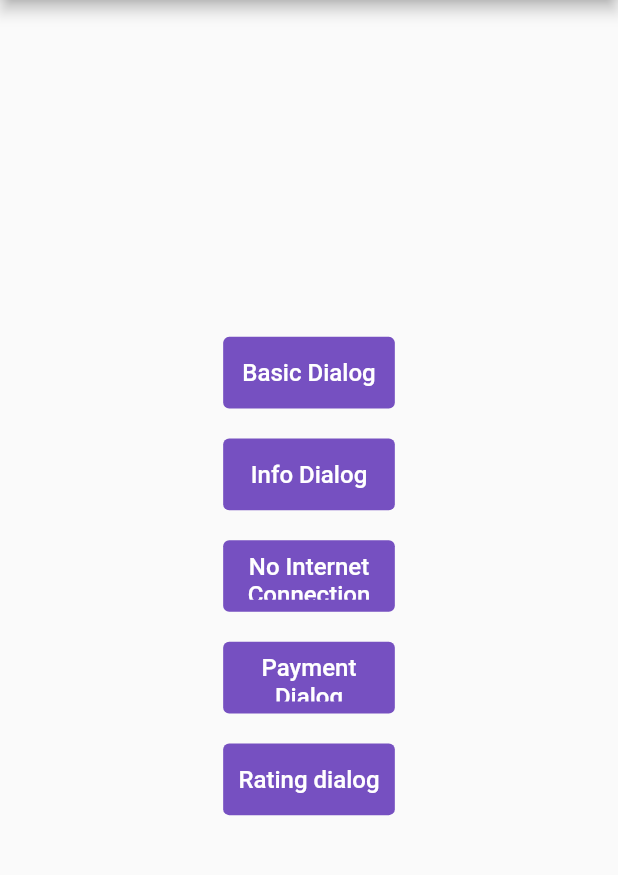
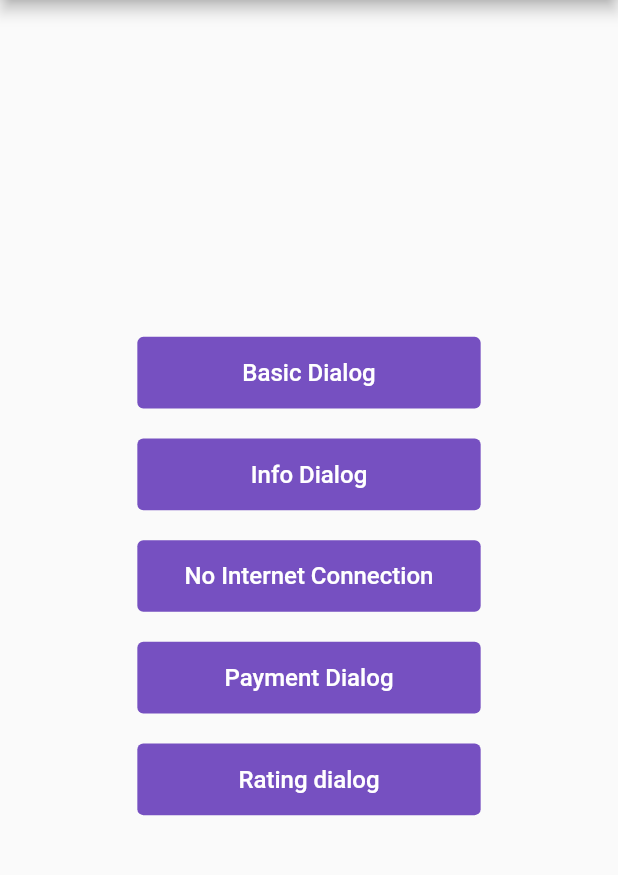
Before and after one commit to Nhattandev/flutter_app_dialog, a Flutter app: the screen it shows after launch, on a phone screen of 412 x 824 dp, the part 84-959 px from its top. Run offline on Flutter 3.47's test engine with Material 2 defaults, Android fonts, the phone set to English and light mode, and no system bars; our stand-ins replace flutter_screenutil, rxdart.

```diff
--- a/example/lib/main.dart
+++ b/example/lib/main.dart
@@ -9,11 +9,13 @@ void main() {
 class MyApp extends StatelessWidget {
   @override
   Widget build(BuildContext context) {
-    return MaterialApp(
-      theme: ThemeData(
-        visualDensity: VisualDensity.adaptivePlatformDensity,
+    return ScreenUtilInit(
+      builder: () => MaterialApp(
+        theme: ThemeData(
+          visualDensity: VisualDensity.adaptivePlatformDensity,
+        ),
+        home: MyHomePage(title: 'Flutter App Dialog'),
       ),
-      home: MyHomePage(title: 'Flutter App Dialog'),
     );
   }
 }
@@ -49,7 +51,12 @@ class _MyHomePageState extends State<MyHomePage> {
       child: SingleChildScrollView(
         child: Column(
           children: <Widget>[
-            _baseButton(buttonName: 'Basic Dialog', dialogWidget: BasicDialog()),
+            _baseButton(
+                buttonName: 'Basic Dialog',
+                dialogWidget: BasicDialog(
+                  tittle: 'tittle',
+                  content: 'Your message',
+                )),
             SizedBox(
               height: 20,
             ),
@@ -89,7 +96,7 @@ class _MyHomePageState extends State<MyHomePage> {
   ///Tan.nguyen 6/20/20 : build base button
   Widget _baseButton({String buttonName, Widget dialogWidget}) {
     return Container(
-        width: ScreenUtil().setWidth(100),
+        width: ScreenUtil().setWidth(200),
         height: ScreenUtil().setHeight(40),
         child: TextButton(
           child: Text(
--- a/lib/src/widgets/divider_line.dart
+++ b/lib/src/widgets/divider_line.dart
@@ -1,5 +1,11 @@
 import 'package:flutter/material.dart';
 
+///Tan.nguyen 4/21/21 :
+///Define Divider Line
+///
+/// [width] width of divider line,
+/// [height] default is 0.5
+///
 class DividerLine extends StatelessWidget {
   final double width;
   final double height;
```
Also changed, not shown: lib/src/widgets/base_dialog_widget.dart (+13 -1 lines), lib/src/widgets/basic_dialog_widget.dart (+19 -0 lines), lib/src/widgets/info_dialog_widget.dart (+20 -0 lines), lib/src/widgets/no_internet_connection_widget.dart (+17 -1 lines), lib/src/widgets/payment_dialog_widget.dart (+22 -1 lines), lib/src/widgets/rating_dialog_widget.dart (+27 -0 lines), 1 other file.
